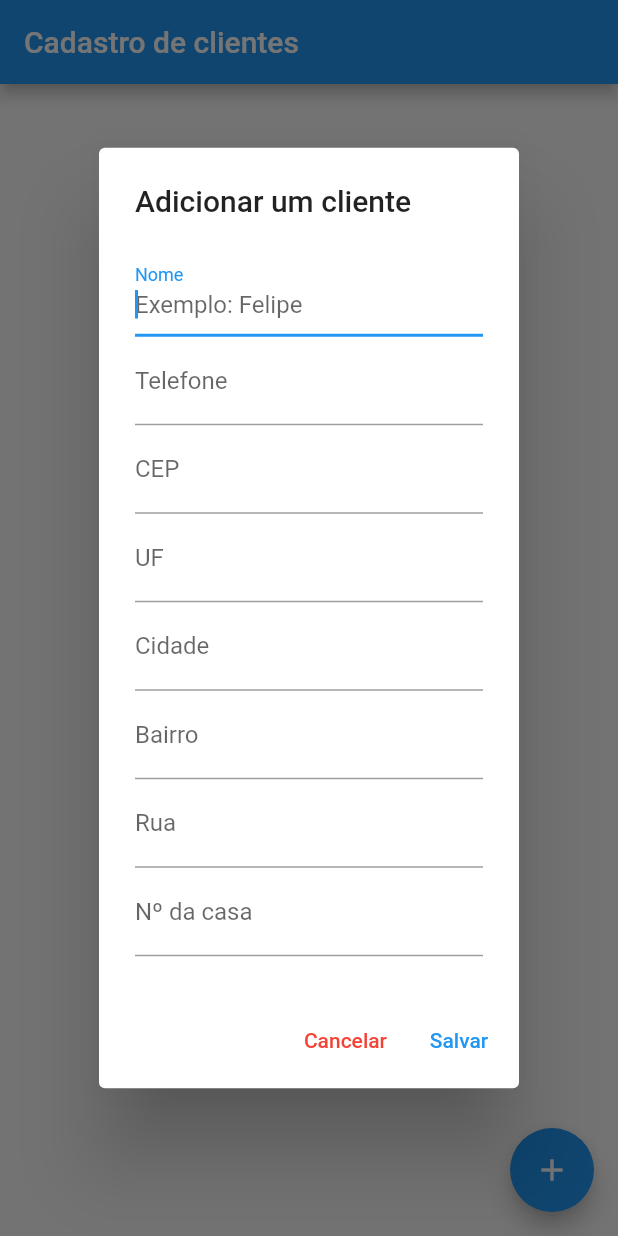
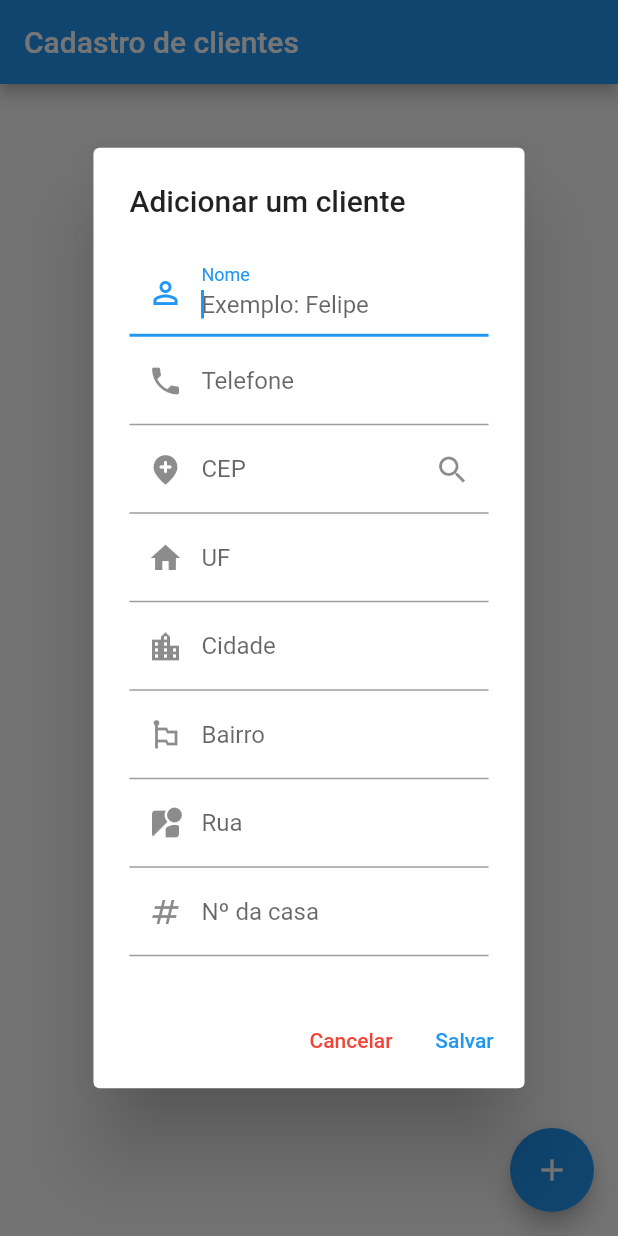
Before and after one commit to assuncaofelipe/crud_desafio, a Flutter app: the screen it shows after launch, after a tap on the "add" icon, on a phone screen of 412 x 824 dp. Run offline on Flutter 3.47's test engine with Material 2 defaults, Android fonts, the phone set to English and light mode, and no system bars; our stand-ins replace sqflite; missing offline and left inert: test; accounts and stored records are empty.

Commit message:
:package: tratamento de TextFormFiels e ícones nos campos do Form

```diff
--- a/lib/Home.dart
+++ b/lib/Home.dart
@@ -1,5 +1,6 @@
+import 'dart:ui';
 import 'package:test/expect.dart';
-
+import 'package:http/http.dart' as http;
 import 'utils/ClienteHelpers.dart';
 import 'package:crud_desafio/model/Cliente.dart';
 import 'package:flutter/material.dart';
@@ -12,6 +13,7 @@ class Home extends StatefulWidget {
 }
 
 class _HomeState extends State<Home> {
+  String? resultadoCep;
   // variavel global para validação
   final formKey = GlobalKey<FormState>();
 
@@ -187,6 +189,7 @@ class _HomeState extends State<Home> {
       context: context,
       builder: (context) {
         return AlertDialog(
+          insetPadding: EdgeInsets.zero,
           title: Text("$textoTitulo"),
 //-------------------------------------------------
 
@@ -212,9 +215,9 @@ class _HomeState extends State<Home> {
                         }
                       },
                       decoration: const InputDecoration(
-                        labelText: "Nome",
-                        hintText: "Exemplo: Felipe",
-                      ),
+                          labelText: "Nome",
+                          hintText: "Exemplo: Felipe",
+                          prefixIcon: Icon(Icons.perm_identity)),
                     ),
 
                     /** CAMPO DO TELEFONE */
@@ -222,15 +225,15 @@ class _HomeState extends State<Home> {
                       controller: txttelefone,
                       keyboardType: TextInputType.number,
                       autofocus: true,
+                      decoration: const InputDecoration(
+                          labelText: "Telefone",
+                          hintText: "Exemplo: (92) 9 9999-9999",
+                          prefixIcon: Icon(Icons.phone)),
                       validator: (String? value) {
                         if (value == null || value.isEmpty) {
                           return 'Campo obrigatório!';
                         }
                       },
-                      decoration: const InputDecoration(
-                        labelText: "Telefone",
-                        hintText: "Exemplo: (92) 9 9999-9999",
-                      ),
                     ),
 
                     /** CEP */
@@ -238,15 +241,16 @@ class _HomeState extends State<Home> {
                       controller: txtcep,
                       keyboardType: TextInputType.number,
                       autofocus: true,
+                      decoration: const InputDecoration(
+                          labelText: "CEP",
+                          hintText: "Exemplo: 69103108",
+                          suffixIcon: Icon(Icons.search),
+                          prefixIcon: Icon(Icons.add_location_rounded)),
                       validator: (String? value) {
                         if (value == null || value.isEmpty) {
                           return 'Campo obrigatório!';
                         }
                       },
-                      decoration: const InputDecoration(
-                        labelText: "CEP",
-                        hintText: "Exemplo: 69103108",
-                      ),
                     ),
 
                     /** CAMPO DO UF */
@@ -262,6 +266,7 @@ class _HomeState extends State<Home> {
                       decoration: const InputDecoration(
                         labelText: "UF",
                         hintText: "Exemplo: Amazonas",
+                        prefixIcon: Icon(Icons.home),
                       ),
                     ),
 
@@ -278,6 +283,7 @@ class _HomeState extends State<Home> {
                       decoration: const InputDecoration(
                         labelText: "Cidade",
                         hintText: "Exemplo: Itacoatiara",
+                        prefixIcon: Icon(Icons.location_city),
                       ),
                     ),
 
@@ -294,6 +300,7 @@ class _HomeState extends State<Home> {
                       decoration: const InputDecoration(
                         labelText: "Bairro",
                         hintText: "Exemplo: Tiradentes",
+                        prefixIcon: Icon(Icons.emoji_flags),
                       ),
                     ),
 
@@ -310,6 +317,7 @@ class _HomeState extends State<Home> {
                       decoration: const InputDecoration(
                         labelText: "Rua",
                         hintText: "Exemplo: Acácio Leite",
+                        prefixIcon: Icon(Icons.streetview),
                       ),
                     ),
 
@@ -326,6 +334,7 @@ class _HomeState extends State<Home> {
                       decoration: const InputDecoration(
                         labelText: "Nº da casa",
                         hintText: "Exemplo: Apt 42B5",
+                        prefixIcon: Icon(Icons.numbers),
                       ),
                     ),
                   ],
--- a/pubspec.yaml
+++ b/pubspec.yaml
@@ -42,6 +42,7 @@ dependencies:
   path_provider: ^2.0.9
   test: ^1.20.2
   test_api: ^0.4.9
+  http: ^0.13.4
 
 
 
```
Also changed, not shown: pubspec.lock.
